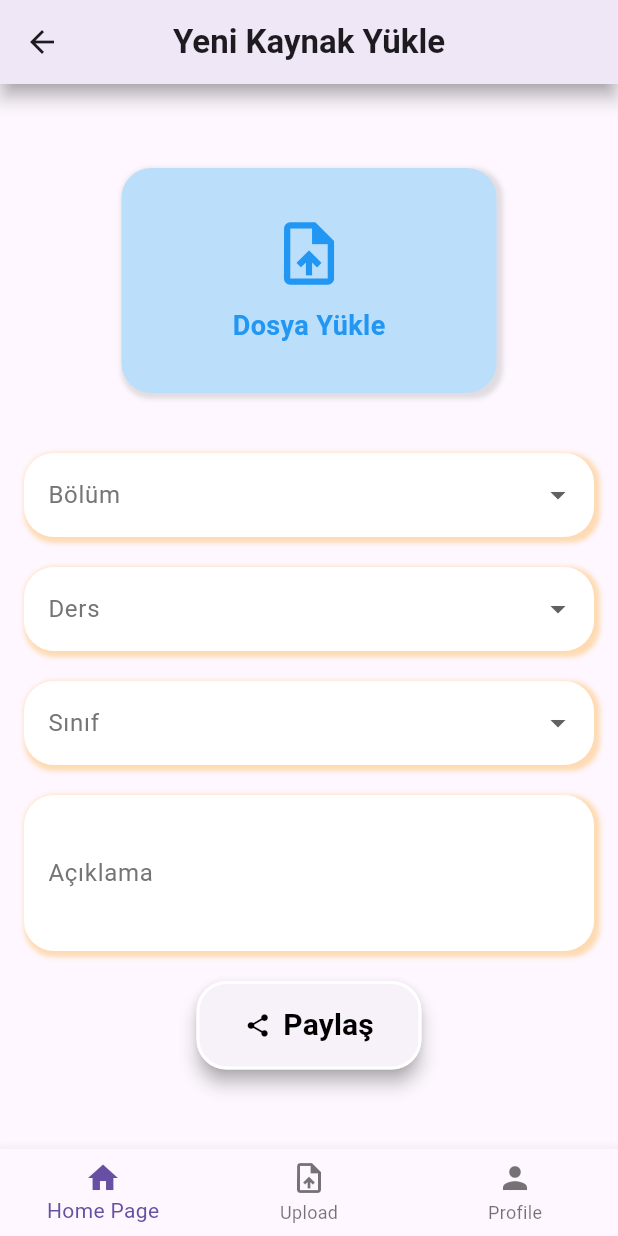
After one commit to IremDenizUnal/StudyFlow_App, a Flutter app: the screen it shows after launch, after a tap on "Dosya Yükleme Sayfasına Git", on a phone screen of 412 x 824 dp. The commit adds this screen. Run offline on Flutter 3.47's test engine with Material 3 defaults, Android fonts, the phone set to English and light mode, and no system bars.

Commit message:
Add upload page

```diff
--- a/lib/main.dart
+++ b/lib/main.dart
@@ -1,5 +1,7 @@
 import 'package:flutter/material.dart';
+import 'package:study_flow/pages/upload_page.dart';
 import 'pages/detail_page.dart';
+import 'pages/upload_page.dart';
 
 void main() {
   runApp(MyApp());
@@ -25,7 +27,9 @@ class MyHomePage extends StatelessWidget {
         title: Text('Ana Sayfa'),
       ),
       body: Center(
-        child: ElevatedButton(
+        child: Column(
+          children: [
+            ElevatedButton(
               onPressed: () {
                 Navigator.push(
                   context,
@@ -35,6 +39,18 @@ class MyHomePage extends StatelessWidget {
                 );
               },
               child: Text('Detay Sayfasına Git'),
+            ), ElevatedButton(
+              onPressed: () {
+                Navigator.push(
+                  context,
+                  MaterialPageRoute(
+                    builder: (context) => UploadPage(),
+                  ),
+                );
+              },
+              child: Text('Dosya Yükleme Sayfasına Git'),
+            ),
+          ],
         ),
       ),
     );
--- /dev/null
+++ b/lib/pages/upload_page.dart
@@ -0,0 +1,292 @@
+import 'package:flutter/material.dart';
+
+void main() {
+  runApp(MyApp());
+}
+
+class MyApp extends StatefulWidget {
+  @override
+  State<MyApp> createState() => _MyAppState();
+}
+
+class _MyAppState extends State<MyApp> {
+  @override
+  Widget build(BuildContext context) {
+    return MaterialApp(
+      debugShowCheckedModeBanner: false,
+      home: UploadPage(),
+    );
+  }
+}
+
+class UploadPage extends StatefulWidget {
+  @override
+  State<UploadPage> createState() => _UploadPageState();
+}
+
+class _UploadPageState extends State<UploadPage> {
+  @override
+  Widget build(BuildContext context) {
+    return Scaffold(
+      appBar: AppBar(
+        title: Text(
+          'Yeni Kaynak Yükle',
+          style: TextStyle(fontWeight: FontWeight.bold),
+        ),
+        centerTitle: true,
+        elevation: 5,
+        shadowColor: Colors.grey,
+      ),
+      body: Padding(
+        padding: const EdgeInsets.all(16.0),
+        child: Column(
+          crossAxisAlignment: CrossAxisAlignment.center,
+          children: [
+            SizedBox(height: 40),
+            // Dosya Yükle Kutusu
+            Container(
+              height: 150,
+              width: 250,
+              decoration: BoxDecoration(
+                color: Colors.blue[100],
+                borderRadius: BorderRadius.circular(20),
+                boxShadow: [
+                  BoxShadow(
+                    color: Colors.grey.withOpacity(0.3),
+                    spreadRadius: 2,
+                    blurRadius: 2,
+                    offset: Offset(2, 2),
+                  ),
+                ],
+              ),
+              child: Center(
+                child: Column(
+                  mainAxisAlignment: MainAxisAlignment.center,
+                  children: [
+                    Icon(Icons.upload_file, size: 50, color: Colors.blue),
+                    SizedBox(height: 10),
+                    Text(
+                      'Dosya Yükle',
+                      style: TextStyle(
+                        fontSize: 18,
+                        color: Colors.blue,
+                        fontWeight: FontWeight.bold,
+                      ),
+                    ),
+                  ],
+                ),
+              ),
+            ),
+            SizedBox(height: 40),
+
+            // Bölüm Butonu
+            Container(
+  decoration: BoxDecoration(
+    boxShadow: [
+      BoxShadow(
+        color: Colors.orange.withOpacity(0.3),
+        spreadRadius: 2,
+        blurRadius: 2,
+        offset: Offset(2, 2),
+      ),
+    ],
+    borderRadius: BorderRadius.circular(20),
+  ),
+  child: DropdownButtonFormField<String>(
+    decoration: InputDecoration(
+      labelText: 'Bölüm',
+      labelStyle: TextStyle(color: Colors.grey[600]),
+      border: InputBorder.none,
+      filled: true,
+      fillColor: Colors.white,
+
+      enabledBorder: OutlineInputBorder(
+        borderRadius: BorderRadius.circular(20),
+        borderSide: BorderSide(color: Colors.transparent),
+      ),
+      focusedBorder: OutlineInputBorder(
+        borderRadius: BorderRadius.circular(20),
+        borderSide: BorderSide(color: Colors.transparent),
+      ),
+    ),
+    items: ['Bölüm 1', 'Bölüm 2', 'Bölüm 3']
+        .map((label) => DropdownMenuItem(
+              child: Text(label),
+              value: label,
+            ))
+        .toList(),
+    onChanged: (value) {},
+  ),
+),
+ SizedBox(height: 20),
+
+            // Ders Butonu
+            Container(
+  decoration: BoxDecoration(
+    boxShadow: [
+      BoxShadow(
+        color: Colors.orange.withOpacity(0.3),
+        spreadRadius: 2,
+        blurRadius: 2,
+        offset: Offset(2, 2),
+      ),
+    ],
+    borderRadius: BorderRadius.circular(20),
+  ),
+  child: DropdownButtonFormField<String>(
+    decoration: InputDecoration(
+      labelText: 'Ders',
+      labelStyle: TextStyle(color: Colors.grey[600]),
+      border: InputBorder.none,
+      filled: true,
+      fillColor: Colors.white,
+
+      enabledBorder: OutlineInputBorder(
+        borderRadius: BorderRadius.circular(20),
+        borderSide: BorderSide(color: Colors.transparent),
+      ),
+      focusedBorder: OutlineInputBorder(
+        borderRadius: BorderRadius.circular(20),
+        borderSide: BorderSide(color: Colors.transparent),
+      ),
+    ),
+    items: ['Ders 1', 'Ders 2', 'Ders 3']
+        .map((label) => DropdownMenuItem(
+              child: Text(label),
+              value: label,
+            ))
+        .toList(),
+    onChanged: (value) {},
+  ),
+),
+ SizedBox(height: 20),
+            // Sınıf Butonu
+            Container(
+  decoration: BoxDecoration(
+    boxShadow: [
+      BoxShadow(
+        color: Colors.orange.withOpacity(0.3),
+        spreadRadius: 2,
+        blurRadius: 2,
+        offset: Offset(2, 2),
+      ),
+    ],
+    borderRadius: BorderRadius.circular(20),
+  ),
+  child: DropdownButtonFormField<String>(
+    decoration: InputDecoration(
+      labelText: 'Sınıf',
+      labelStyle: TextStyle(color: Colors.grey[600]),
+      border: InputBorder.none,
+      filled: true,
+      fillColor: Colors.white,
+
+      enabledBorder: OutlineInputBorder(
+        borderRadius: BorderRadius.circular(20),
+        borderSide: BorderSide(color: Colors.transparent),
+      ),
+      focusedBorder: OutlineInputBorder(
+        borderRadius: BorderRadius.circular(20),
+        borderSide: BorderSide(color: Colors.transparent),
+      ),
+    ),
+    items: ['Sınıf 1', 'Sınıf 2', 'Sınıf 3']
+        .map((label) => DropdownMenuItem(
+              child: Text(label),
+              value: label,
+            ))
+        .toList(),
+    onChanged: (value) {},
+  ),
+),
+
+ SizedBox(height: 20),
+            // Açıklama Butonu
+            Container(
+  decoration: BoxDecoration(
+    boxShadow: [
+      BoxShadow(
+        color: Colors.orange.withOpacity(0.3),
+        spreadRadius: 2,
+        blurRadius: 2,
+        offset: Offset(2, 2),
+      ),
+    ],
+    borderRadius: BorderRadius.circular(20),
+  ),
+  child: TextFormField(
+    decoration: InputDecoration(
+      labelText: 'Açıklama',
+      labelStyle: TextStyle(color: Colors.grey[600]),
+      filled: true,
+      fillColor: Colors.white,
+      border: InputBorder.none,
+
+      enabledBorder: OutlineInputBorder(
+        borderRadius: BorderRadius.circular(20),
+        borderSide: BorderSide(color: Colors.transparent),
+      ),
+      focusedBorder: OutlineInputBorder(
+        borderRadius: BorderRadius.circular(20),
+        borderSide: BorderSide(color: Colors.transparent),
+      ),
+    ),
+    maxLines: 3,
+  ),
+),
+SizedBox(height: 20),
+
+
+            // Paylaş Butonu
+            SizedBox(
+              width: 150,
+              child: ElevatedButton.icon(
+                onPressed: () {
+
+                },
+                icon: Icon(Icons.share),
+                label: Text(
+                  'Paylaş',
+                  style: TextStyle(
+                    color: Colors.black,
+                    fontWeight: FontWeight.bold,
+                    fontSize: 20,
+                  ),
+                ),
+                style: ElevatedButton.styleFrom(
+                  iconColor: Colors.black,
+                  padding: EdgeInsets.symmetric(vertical: 15),
+                  elevation: 5,
+                  shadowColor: Colors.grey,
+                  shape: RoundedRectangleBorder(
+                    borderRadius: BorderRadius.circular(20),
+                    side: BorderSide(
+                      color: Colors.white,
+                      width: 2,
+                    ),
+                  ),
+                ),
+              ),
+            ),
+          ],
+        ),
+      ),
+      bottomNavigationBar: BottomNavigationBar(
+        items: [
+          BottomNavigationBarItem(
+            icon: Icon(Icons.home),
+            label: 'Home Page',
+          ),
+          BottomNavigationBarItem(
+            icon: Icon(Icons.upload_file),
+            label: 'Upload',
+          ),
+          BottomNavigationBarItem(
+            icon: Icon(Icons.person),
+            label: 'Profile',
+          ),
+        ],
+      ),
+    );
+  }
+}
```
Lines whose indentation alone changed are shown as unchanged.
